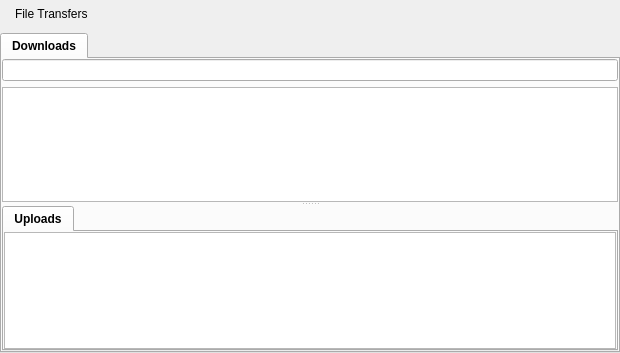
Old version of the form retroshare-gui/src/gui/FileTransfer/TransfersDialog.ui in the repository RetroShare/RetroShare.
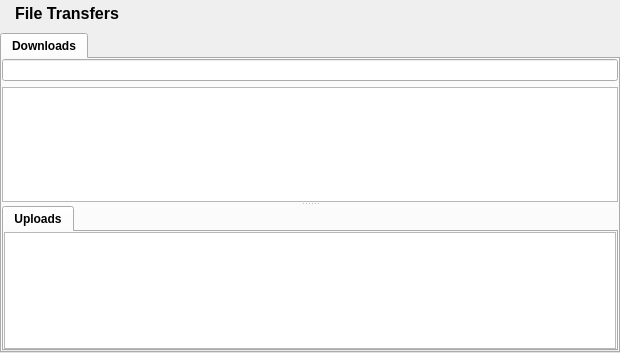
New version of the form. Icons and pictures are not drawn. Custom widgets are drawn as their Qt base class.

Patch:
```diff
--- a/retroshare-gui/src/gui/FileTransfer/TransfersDialog.ui
+++ b/retroshare-gui/src/gui/FileTransfer/TransfersDialog.ui
@@ -70,7 +70,14 @@
        </widget>
       </item>
       <item>
-       <widget class="StyledLabel" name="titleBarLabel">
+       <widget class="QLabel" name="titleBarLabel">
+        <property name="font">
+         <font>
+          <pointsize>12</pointsize>
+          <weight>75</weight>
+          <bold>true</bold>
+         </font>
+        </property>
         <property name="text">
          <string>File Transfers</string>
         </property>
@@ -294,11 +301,6 @@
   </layout>
  </widget>
  <customwidgets>
-  <customwidget>
-   <class>StyledLabel</class>
-   <extends>QLabel</extends>
-   <header>gui/common/StyledLabel.h</header>
-  </customwidget>
   <customwidget>
    <class>LineEditClear</class>
    <extends>QLineEdit</extends>
```
